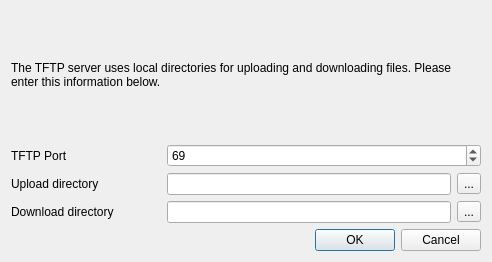
The window that src/starttftpseverwindow/starttftpseverwindow.ui (QQxiaoming/quardCRT) describes before a commit, drawn with Qt 5.
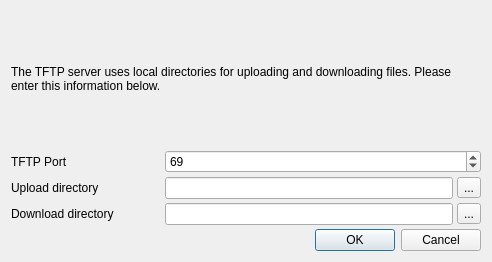
The same window after the commit.

Diff of the .ui file:
```diff
--- a/src/starttftpseverwindow/starttftpseverwindow.ui
+++ b/src/starttftpseverwindow/starttftpseverwindow.ui
@@ -14,6 +14,9 @@
    <string>Start TFTP Sever</string>
   </property>
   <layout class="QVBoxLayout" name="verticalLayout">
+   <property name="spacing">
+    <number>4</number>
+   </property>
    <item>
     <widget class="QLabel" name="label">
      <property name="sizePolicy">
@@ -41,6 +44,9 @@
    </item>
    <item>
     <layout class="QHBoxLayout" name="horizontalLayout_3">
+     <property name="spacing">
+      <number>4</number>
+     </property>
      <item>
       <widget class="QLabel" name="label_4">
        <property name="sizePolicy">
@@ -80,6 +86,9 @@
    </item>
    <item>
     <layout class="QHBoxLayout" name="horizontalLayout">
+     <property name="spacing">
+      <number>4</number>
+     </property>
      <item>
       <widget class="QLabel" name="label_2">
        <property name="sizePolicy">
@@ -119,6 +128,9 @@
    </item>
    <item>
     <layout class="QHBoxLayout" name="horizontalLayout_2">
+     <property name="spacing">
+      <number>4</number>
+     </property>
      <item>
       <widget class="QLabel" name="label_3">
        <property name="sizePolicy">
```
